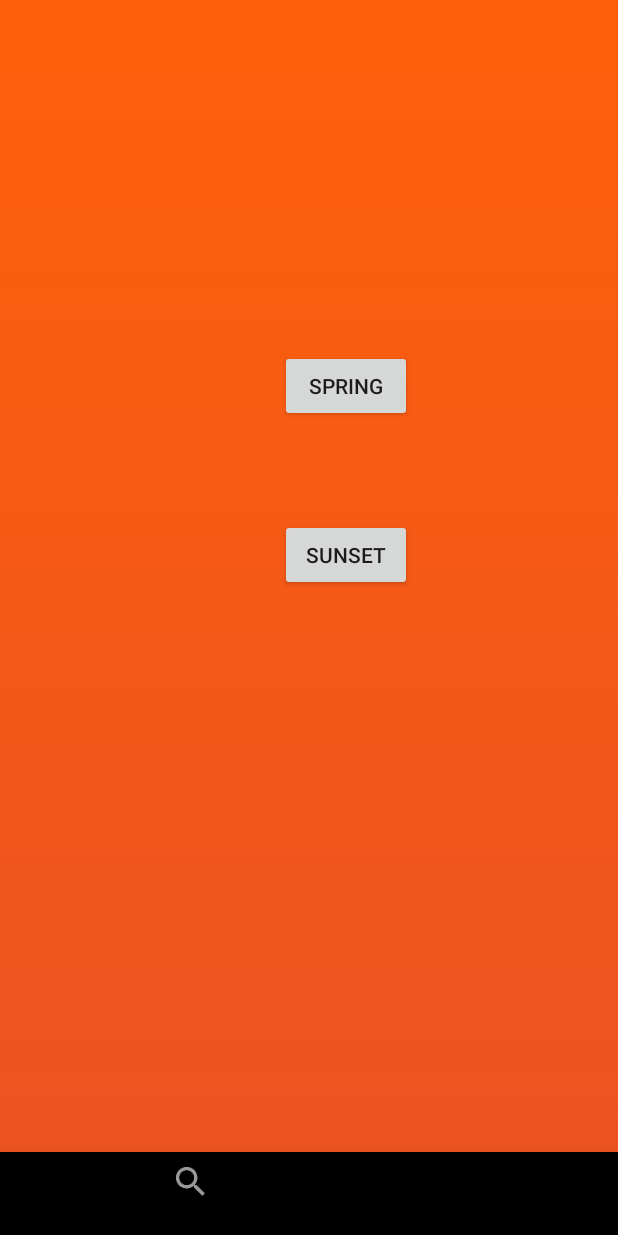
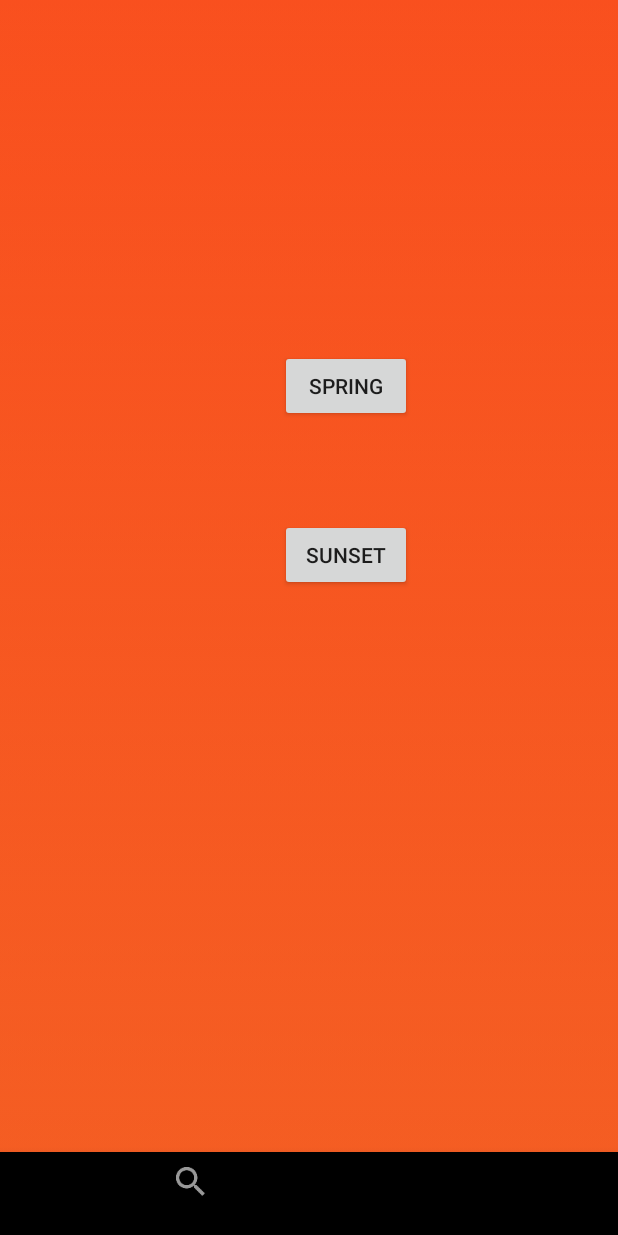
Before and after one commit to rbjacob101/Workout_App, an Android app: the screen it shows after launch (homepageActivity), item 2 of the bottom bar chosen, on a phone screen of 412 x 824 dp. Run offline under Robolectric (Android 15) with nearby library versions, the phone set to English and light mode, and no system bars.

Commit message:
changed gradient 2 color;

```diff
--- a/app/src/main/res/drawable/gradient_2.xml
+++ b/app/src/main/res/drawable/gradient_2.xml
@@ -5,8 +5,8 @@
         <shape>
             <gradient
             android:angle="90"
-            android:startColor="#e1a000"
-                android:endColor="#ff4e01"
+            android:startColor="#ffc000"
+                android:endColor="#ef2438"
             android:type="linear"/>
         </shape>
     </item>
```
